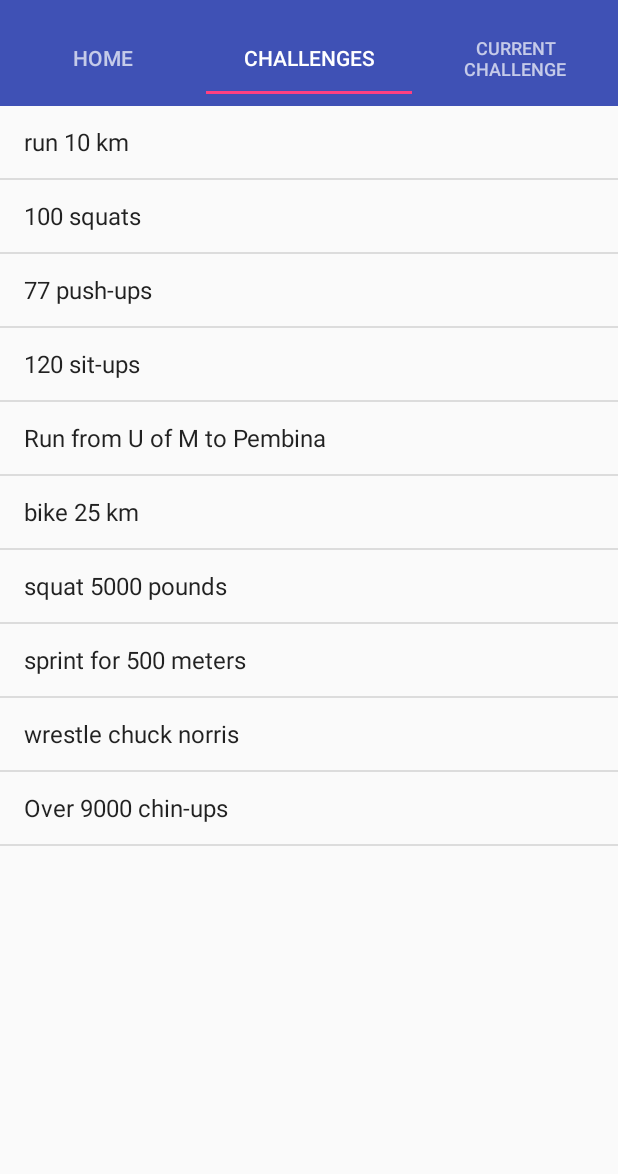
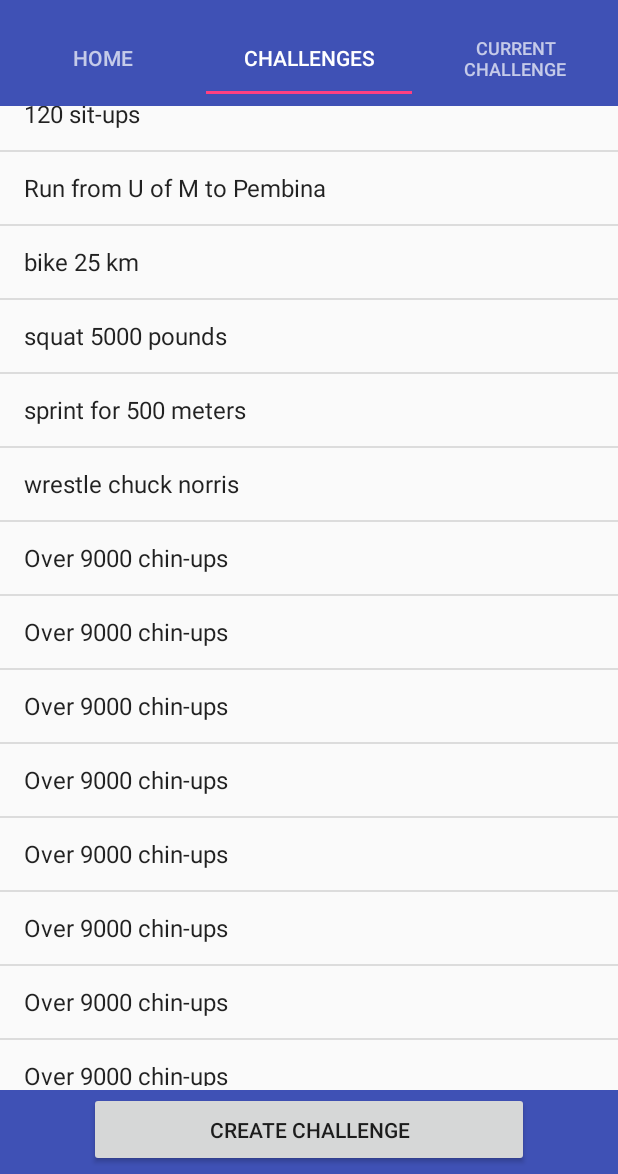
Before and after one commit to SaadBenn/Go2Fit, an Android app: the screen it shows after launch (MainActivity), tab 2 chosen, on a phone screen of 412 x 824 dp, the part 62-1236 px from its top. Run offline under Robolectric (Android 15) with nearby library versions, the phone set to English and light mode, and no system bars.

Commit message:
added dialog window

```diff
--- a/Go2Fit/source/app/src/main/java/comp3350/go2fit/Models/ChallengesModel.java
+++ b/Go2Fit/source/app/src/main/java/comp3350/go2fit/Models/ChallengesModel.java
@@ -9,7 +9,7 @@ public class ChallengesModel
     public ChallengesModel()
     {
         this.challenges = new String[]{"run 10 km", "100 squats", "77 push-ups", "120 sit-ups", "Run from U of M to Pembina", "bike 25 km"
-                ,"squat 5000 pounds", "sprint for 500 meters", "wrestle chuck norris", "Over 9000 chin-ups"};
+                ,"squat 5000 pounds", "sprint for 500 meters", "wrestle chuck norris", "Over 9000 chin-ups", "Over 9000 chin-ups", "Over 9000 chin-ups", "Over 9000 chin-ups", "Over 9000 chin-ups", "Over 9000 chin-ups", "Over 9000 chin-ups", "Over 9000 chin-ups", "Over 9000 chin-ups", "Over 9000 chin-ups"};
 
         this.timeForChallenges = new String[]{"1 hour", "15 minutes", "10 minutes", "15 minutes", "30 minutes", "1 hour"};
 
--- a/Go2Fit/source/app/src/main/java/comp3350/go2fit/PresentationLayer/ChallengesFragement.java
+++ b/Go2Fit/source/app/src/main/java/comp3350/go2fit/PresentationLayer/ChallengesFragement.java
@@ -6,6 +6,9 @@ import android.support.v4.app.Fragment;
 import android.view.LayoutInflater;
 import android.view.View;
 import android.view.ViewGroup;
+import android.widget.Button;
+import android.view.View.OnClickListener;
+import android.app.Dialog;
 import android.support.design.widget.FloatingActionButton;
 import android.support.design.widget.Snackbar;
 import android.support.v7.app.AppCompatActivity;
@@ -27,34 +30,46 @@ import comp3350.go2fit.Models.ChallengesModel;
 /**
  * A simple {@link Fragment} subclass.
  */
-public class ChallengesFragement extends Fragment
-{
+public class ChallengesFragement extends Fragment {
     private ChallengesModel challengesModel;
 
 
-    public ChallengesFragement()
-    {
+    public ChallengesFragement() {
         // Required empty public constructor
         challengesModel = new ChallengesModel();
 
     }
 
     @Override
-    public View onCreateView(LayoutInflater inflater, ViewGroup container, Bundle savedInstanceState)
-    {
-        View view = inflater.inflate(R.layout.fragment_challenges_fragement, container, false);
+    public View onCreateView(LayoutInflater inflater, ViewGroup container, Bundle savedInstanceState) {
+        final View view = inflater.inflate(R.layout.fragment_challenges_fragement, container, false);
 
-        ListView listView = (ListView)view.findViewById(R.id.challengesList);
+        ListView listView = (ListView) view.findViewById(R.id.challengesList);
 
         ArrayAdapter<String> listViewAdapter = new ArrayAdapter<>
-        (
-            getActivity(),
-            android.R.layout.simple_list_item_1,
-            challengesModel.getChallenges()
-        );
+                (
+                        getActivity(),
+                        android.R.layout.simple_list_item_1,
+                        challengesModel.getChallenges()
+                );
 
         listView.setAdapter(listViewAdapter);
-        // Inflate the layout for this fragment
+
+        Button button = (Button) view.findViewById(R.id.create_challenge);
+        button.setOnClickListener(new OnClickListener() {
+            @Override
+            public void onClick(View v) {
+                openModalWindow(view);
+            }
+        });
         return view;
     }
+
+    public void openModalWindow(View view) {
+
+        final Dialog dialog = new Dialog(getActivity());
+        dialog.setContentView(R.layout.create_challenge_dialog);
+        dialog.setTitle("Hello");
+        dialog.show();
+    }
 }
--- a/Go2Fit/source/app/src/main/res/layout/fragment_challenges_fragement.xml
+++ b/Go2Fit/source/app/src/main/res/layout/fragment_challenges_fragement.xml
@@ -1,5 +1,6 @@
 <?xml version="1.0" encoding="utf-8"?>
 <RelativeLayout xmlns:android="http://schemas.android.com/apk/res/android"
+    xmlns:app="http://schemas.android.com/apk/res-auto"
     xmlns:tools="http://schemas.android.com/tools"
     android:layout_width="match_parent"
     android:layout_height="match_parent"
@@ -7,10 +8,59 @@
 
     <!-- TODO: Update blank fragment layout -->
 
-    <ListView
+    <android.support.constraint.ConstraintLayout
         android:layout_width="match_parent"
         android:layout_height="match_parent"
-        android:id="@+id/challengesList">
-    </ListView>
+        android:layout_alignParentStart="true"
+        android:layout_alignParentLeft="true"
+        android:layout_alignParentTop="true"
+        android:layout_marginStart="0dp"
+        android:layout_marginLeft="0dp">
+
+        <android.support.v7.widget.Toolbar
+            android:id="@+id/toolbar3"
+            android:layout_width="match_parent"
+            android:layout_height="wrap_content"
+            android:layout_alignParentBottom="true"
+            android:layout_alignParentStart="true"
+            android:layout_alignParentLeft="true"
+            android:background="?attr/colorPrimary"
+            android:minHeight="?attr/actionBarSize"
+            android:theme="?attr/actionBarTheme"
+            app:layout_constraintBottom_toBottomOf="parent"
+            app:layout_constraintEnd_toEndOf="parent"
+            app:layout_constraintHorizontal_bias="0.0"
+            app:layout_constraintStart_toStartOf="parent" />
+
+        <ListView
+            android:id="@+id/challengesList"
+            android:layout_width="match_parent"
+            android:layout_height="820dp"
+            android:layout_alignParentLeft="true"
+            android:layout_alignParentStart="true"
+            android:layout_alignParentTop="true"
+            android:layout_marginBottom="3dp"
+            app:layout_constraintBottom_toTopOf="@+id/toolbar3"
+            app:layout_constraintEnd_toEndOf="parent"
+            app:layout_constraintHorizontal_bias="0.0"
+            app:layout_constraintStart_toStartOf="parent"></ListView>
+
+        <Button
+            android:id="@+id/create_challenge"
+            android:layout_width="293dp"
+            android:layout_height="50dp"
+            android:layout_marginBottom="10dp"
+            android:layout_marginEnd="8dp"
+            android:layout_marginLeft="8dp"
+            android:layout_marginRight="8dp"
+            android:layout_marginStart="8dp"
+            android:layout_marginTop="10dp"
+            android:text="Create Challenge"
+            app:layout_constraintBottom_toBottomOf="parent"
+            app:layout_constraintEnd_toEndOf="parent"
+            app:layout_constraintStart_toStartOf="@+id/toolbar3"
+            app:layout_constraintTop_toBottomOf="@+id/challengesList" />
+
+    </android.support.constraint.ConstraintLayout>
 
 </RelativeLayout>
--- a/Go2Fit/source/app/src/main/res/values/strings.xml
+++ b/Go2Fit/source/app/src/main/res/values/strings.xml
@@ -7,4 +7,10 @@
     <string name="challenges">Challenges</string>
     <string name="home">Home</string>
     <string name="current_challenge">Current Challenge</string>
+
+    <string-array name="challenge_types">
+        <item>Walking</item>
+        <item>Running</item>
+        <item>Biking</item>
+    </string-array>
 </resources>
```
Also changed, not shown: Go2Fit/source/app/src/main/res/layout/create_challenge_dialog.xml (added, +37 -0 lines), Go2Fit/source/app/src/main/java/comp3350/go2fit/PresentationLayer/CurrentFragment.java (deleted), 9 other files.
